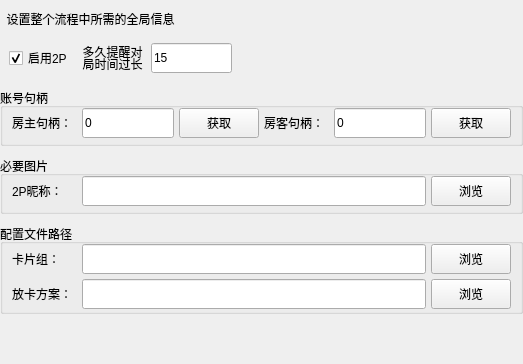
The window that AppImplement/UIFiles/StartParam.ui (LinFeng-BingYi/FVM_Backstage_Assistant_LFBY) describes before a commit, drawn with Qt 5.
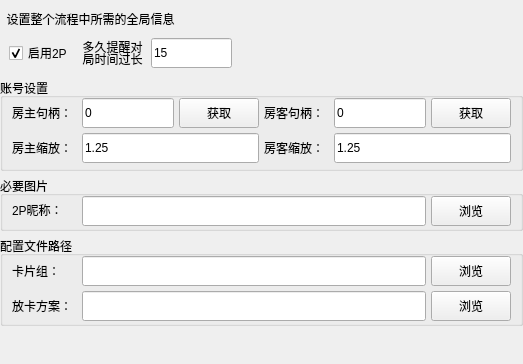
The same window after the commit.

What changed in the file:
```diff
--- a/AppImplement/UIFiles/StartParam.ui
+++ b/AppImplement/UIFiles/StartParam.ui
@@ -15,7 +15,7 @@
   </property>
   <layout class="QVBoxLayout" name="verticalLayout_general">
    <property name="spacing">
-    <number>10</number>
+    <number>5</number>
    </property>
    <property name="leftMargin">
     <number>0</number>
@@ -119,36 +119,24 @@
     </widget>
    </item>
    <item>
-    <widget class="QGroupBox" name="groupBox_player_hwnd">
-     <property name="maximumSize">
-      <size>
-       <width>16777215</width>
-       <height>60</height>
-      </size>
-     </property>
+    <widget class="QGroupBox" name="groupBox_player_setting">
      <property name="title">
-      <string>账号句柄</string>
+      <string>账号设置</string>
      </property>
      <property name="flat">
       <bool>false</bool>
      </property>
-     <layout class="QHBoxLayout" name="horizontalLayout_player_hwnd">
+     <layout class="QGridLayout" name="gridLayout_player_setting">
+      <property name="topMargin">
+       <number>0</number>
+      </property>
+      <property name="bottomMargin">
+       <number>5</number>
+      </property>
       <property name="spacing">
        <number>5</number>
       </property>
-      <property name="leftMargin">
-       <number>9</number>
-      </property>
-      <property name="topMargin">
-       <number>0</number>
-      </property>
-      <property name="rightMargin">
-       <number>9</number>
-      </property>
-      <property name="bottomMargin">
-       <number>5</number>
-      </property>
-      <item>
+      <item row="0" column="0">
        <widget class="QLabel" name="label_1p_hwnd">
         <property name="minimumSize">
          <size>
@@ -167,7 +155,7 @@
         </property>
        </widget>
       </item>
-      <item>
+      <item row="0" column="1">
        <widget class="QLineEdit" name="lineEdit_1p_hwnd">
         <property name="minimumSize">
          <size>
@@ -186,7 +174,7 @@
         </property>
        </widget>
       </item>
-      <item>
+      <item row="0" column="2">
        <widget class="QPushButton" name="pushButton_1p_hwnd">
         <property name="minimumSize">
          <size>
@@ -205,7 +193,7 @@
         </property>
        </widget>
       </item>
-      <item>
+      <item row="0" column="3">
        <widget class="QLabel" name="label_2p_hwnd">
         <property name="minimumSize">
          <size>
@@ -224,7 +212,7 @@
         </property>
        </widget>
       </item>
-      <item>
+      <item row="0" column="4">
        <widget class="QLineEdit" name="lineEdit_2p_hwnd">
         <property name="minimumSize">
          <size>
@@ -243,7 +231,7 @@
         </property>
        </widget>
       </item>
-      <item>
+      <item row="0" column="5">
        <widget class="QPushButton" name="pushButton_2p_hwnd">
         <property name="minimumSize">
          <size>
@@ -262,6 +250,82 @@
         </property>
        </widget>
       </item>
+      <item row="1" column="0">
+       <widget class="QLabel" name="label_1p_zoom">
+        <property name="minimumSize">
+         <size>
+          <width>65</width>
+          <height>0</height>
+         </size>
+        </property>
+        <property name="maximumSize">
+         <size>
+          <width>65</width>
+          <height>16777215</height>
+         </size>
+        </property>
+        <property name="text">
+         <string>房主缩放：</string>
+        </property>
+       </widget>
+      </item>
+      <item row="1" column="1" colspan="2">
+       <widget class="QLineEdit" name="lineEdit_1p_zoom">
+        <property name="minimumSize">
+         <size>
+          <width>0</width>
+          <height>30</height>
+         </size>
+        </property>
+        <property name="maximumSize">
+         <size>
+          <width>16777215</width>
+          <height>30</height>
+         </size>
+        </property>
+        <property name="text">
+         <string>1.25</string>
+        </property>
+       </widget>
+      </item>
+      <item row="1" column="3">
+       <widget class="QLabel" name="label_2p_zoom">
+        <property name="minimumSize">
+         <size>
+          <width>65</width>
+          <height>0</height>
+         </size>
+        </property>
+        <property name="maximumSize">
+         <size>
+          <width>50</width>
+          <height>16777215</height>
+         </size>
+        </property>
+        <property name="text">
+         <string>房客缩放：</string>
+        </property>
+       </widget>
+      </item>
+      <item row="1" column="4" colspan="2">
+       <widget class="QLineEdit" name="lineEdit_2p_zoom">
+        <property name="minimumSize">
+         <size>
+          <width>0</width>
+          <height>30</height>
+         </size>
+        </property>
+        <property name="maximumSize">
+         <size>
+          <width>16777215</width>
+          <height>30</height>
+         </size>
+        </property>
+        <property name="text">
+         <string>1.25</string>
+        </property>
+       </widget>
+      </item>
      </layout>
     </widget>
    </item>
```
